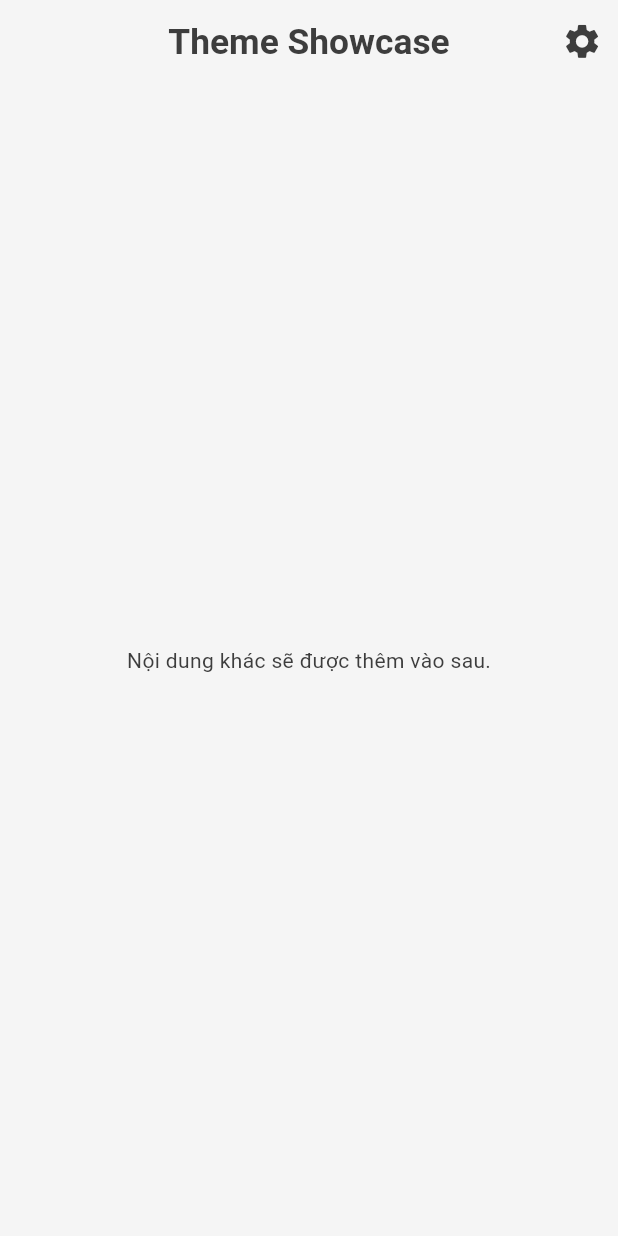
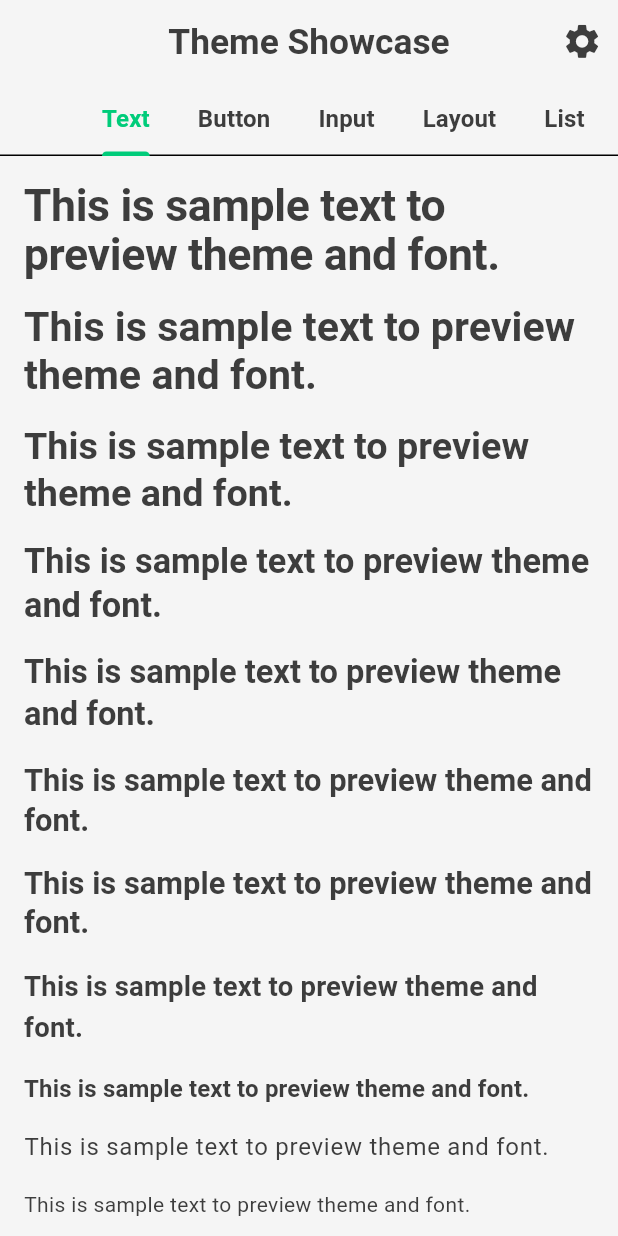
Before and after one commit to nmtuong97/flutter-core-template, a Flutter app: the screen it shows after launch, on a phone screen of 412 x 824 dp. Run offline on Flutter 3.47's test engine with Material 3 defaults, Android fonts, the phone set to English and light mode, and no system bars; our stand-ins replace flutter_screenutil, google_fonts, shared_preferences.

Commit message:
fix: handle all component

```diff
--- a/lib/l10n/app_localizations.dart
+++ b/lib/l10n/app_localizations.dart
@@ -29,6 +29,16 @@ class AppLocalizations {
       : 'This is sample text to preview theme and font.';
   String get sampleButton =>
       locale.languageCode == 'vi' ? 'Nút mẫu' : 'Sample Button';
+  String get textComponents =>
+      locale.languageCode == 'vi' ? 'Văn bản' : 'Text';
+  String get buttonComponents =>
+      locale.languageCode == 'vi' ? 'Nút bấm' : 'Button';
+  String get inputComponents =>
+      locale.languageCode == 'vi' ? 'Nhập liệu' : 'Input';
+  String get layoutComponents =>
+      locale.languageCode == 'vi' ? 'Bố cục' : 'Layout';
+  String get listComponents =>
+      locale.languageCode == 'vi' ? 'Danh sách' : 'List';
 }
 
 class AppLocalizationsDelegate extends LocalizationsDelegate<AppLocalizations> {
--- /dev/null
+++ b/lib/pages/component_showcase/text_component_page.dart
@@ -0,0 +1,98 @@
+import 'package:flutter/material.dart';
+import 'package:provider/provider.dart';
+import '../../l10n/app_localizations.dart';
+import '../../providers/theme_provider.dart';
+
+class TextComponentPage extends StatelessWidget {
+  const TextComponentPage({super.key});
+
+  @override
+  Widget build(BuildContext context) {
+    final l10n = AppLocalizations.of(context);
+    final themeProvider = Provider.of<ThemeProvider>(context);
+
+    return SingleChildScrollView(
+      padding: const EdgeInsets.all(16.0),
+      child: Column(
+        crossAxisAlignment: CrossAxisAlignment.start,
+        children: [
+          Text(
+            l10n.sampleText,
+            style: Theme.of(context).textTheme.displayLarge,
+          ),
+          const SizedBox(height: 16),
+          Text(
+            l10n.sampleText,
+            style: Theme.of(context).textTheme.displayMedium,
+          ),
+          const SizedBox(height: 16),
+          Text(
+            l10n.sampleText,
+            style: Theme.of(context).textTheme.displaySmall,
+          ),
+          const SizedBox(height: 16),
+          Text(
+            l10n.sampleText,
+            style: Theme.of(context).textTheme.headlineLarge,
+          ),
+          const SizedBox(height: 16),
+          Text(
+            l10n.sampleText,
+            style: Theme.of(context).textTheme.headlineMedium,
+          ),
+          const SizedBox(height: 16),
+          Text(
+            l10n.sampleText,
+            style: Theme.of(context).textTheme.headlineSmall,
+          ),
+          const SizedBox(height: 16),
+          Text(
+            l10n.sampleText,
+            style: Theme.of(context).textTheme.titleLarge,
+          ),
+          const SizedBox(height: 16),
+          Text(
+            l10n.sampleText,
+            style: Theme.of(context).textTheme.titleMedium,
+          ),
+          const SizedBox(height: 16),
+          Text(
+            l10n.sampleText,
+            style: Theme.of(context).textTheme.titleSmall,
+          ),
+          const SizedBox(height: 16),
+          Text(
+            l10n.sampleText,
+            style: Theme.of(context).textTheme.bodyLarge,
+          ),
+          const SizedBox(height: 16),
+          Text(
+            l10n.sampleText,
+            style: Theme.of(context).textTheme.bodyMedium,
+          ),
+          const SizedBox(height: 16),
+          Text(
+            l10n.sampleText,
+            style: Theme.of(context).textTheme.bodySmall,
+          ),
+          const SizedBox(height: 16),
+          Text(
+            l10n.sampleText,
+            style: Theme.of(context).textTheme.labelLarge,
+          ),
+          const SizedBox(height: 16),
+          Text(
+            l10n.sampleText,
+            style: Theme.of(context).textTheme.labelMedium,
+          ),
+          const SizedBox(height: 16),
+          Text(
+            l10n.sampleText,
+            style: Theme.of(context).textTheme.labelSmall,
+          ),
+          const SizedBox(height: 16),
+        ],
+      ),
+    );
+  }
+}
--- a/lib/pages/theme_showcase_page.dart
+++ b/lib/pages/theme_showcase_page.dart
@@ -1,6 +1,12 @@
+import 'package:flutter/material.dart';
 import 'package:flutter/material.dart';
 import '../l10n/app_localizations.dart';
 import '../widgets/theme_settings_bottom_sheet.dart';
+import 'component_showcase/text_component_page.dart';
+import 'component_showcase/button_component_page.dart';
+import 'component_showcase/input_component_page.dart';
+import 'component_showcase/layout_component_page.dart';
+import 'component_showcase/list_component_page.dart';
 
 class ThemeShowcasePage extends StatelessWidget {
   const ThemeShowcasePage({super.key});
@@ -9,7 +15,9 @@ class ThemeShowcasePage extends StatelessWidget {
   Widget build(BuildContext context) {
     final l10n = AppLocalizations.of(context);
 
-    return Scaffold(
+    return DefaultTabController(
+      length: 5, // Number of tabs
+      child: Scaffold(
         appBar: AppBar(
           title: Text(l10n.appTitle),
           centerTitle: true,
@@ -27,9 +35,26 @@ class ThemeShowcasePage extends StatelessWidget {
               },
             ),
           ],
+          bottom: TabBar(
+            isScrollable: true,
+            tabs: [
+              Tab(text: l10n.textComponents),
+              Tab(text: l10n.buttonComponents),
+              Tab(text: l10n.inputComponents),
+              Tab(text: l10n.layoutComponents),
+              Tab(text: l10n.listComponents),
+            ],
           ),
-      body: const Center(
-        child: Text('Nội dung khác sẽ được thêm vào sau.'),
+        ),
+        body: const TabBarView(
+          children: [
+            TextComponentPage(),
+            ButtonComponentPage(),
+            InputComponentPage(),
+            LayoutComponentPage(),
+            ListComponentPage(),
+          ],
+        ),
       ),
     );
   }
```
Also changed, not shown: lib/pages/component_showcase/button_component_page.dart (added, +54 -0 lines), lib/pages/component_showcase/input_component_page.dart (added, +54 -0 lines), lib/pages/component_showcase/layout_component_page.dart (added, +125 -0 lines), lib/pages/component_showcase/list_component_page.dart (added, +55 -0 lines), 3 other files. Lines whose indentation alone changed are shown as unchanged.
